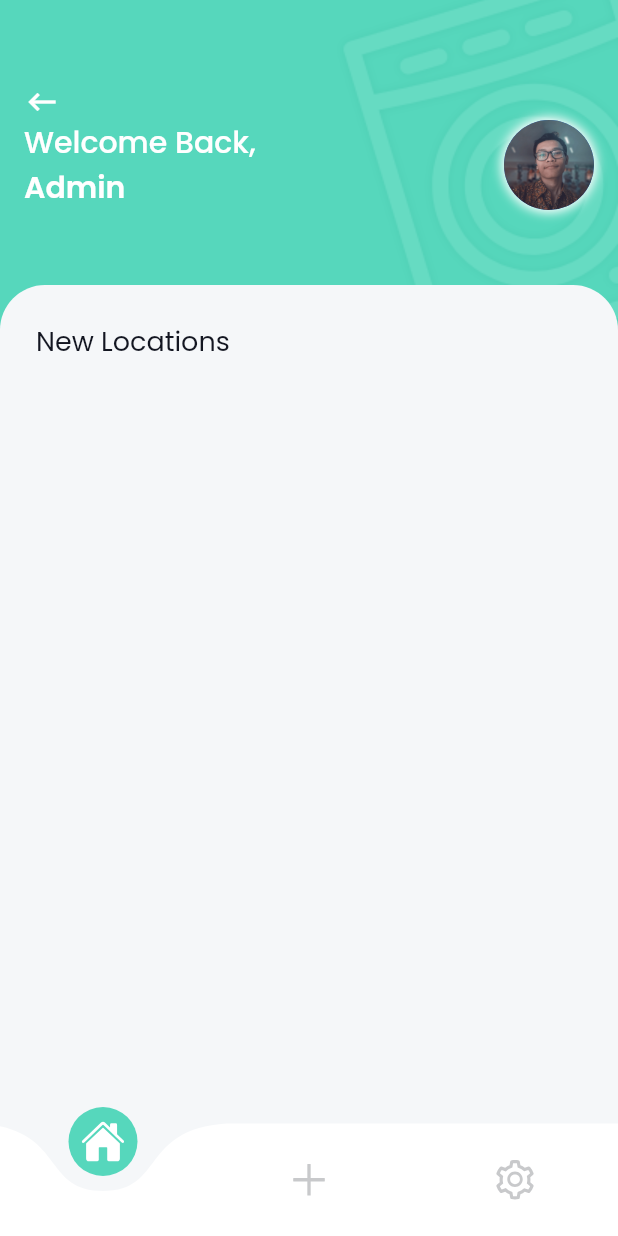
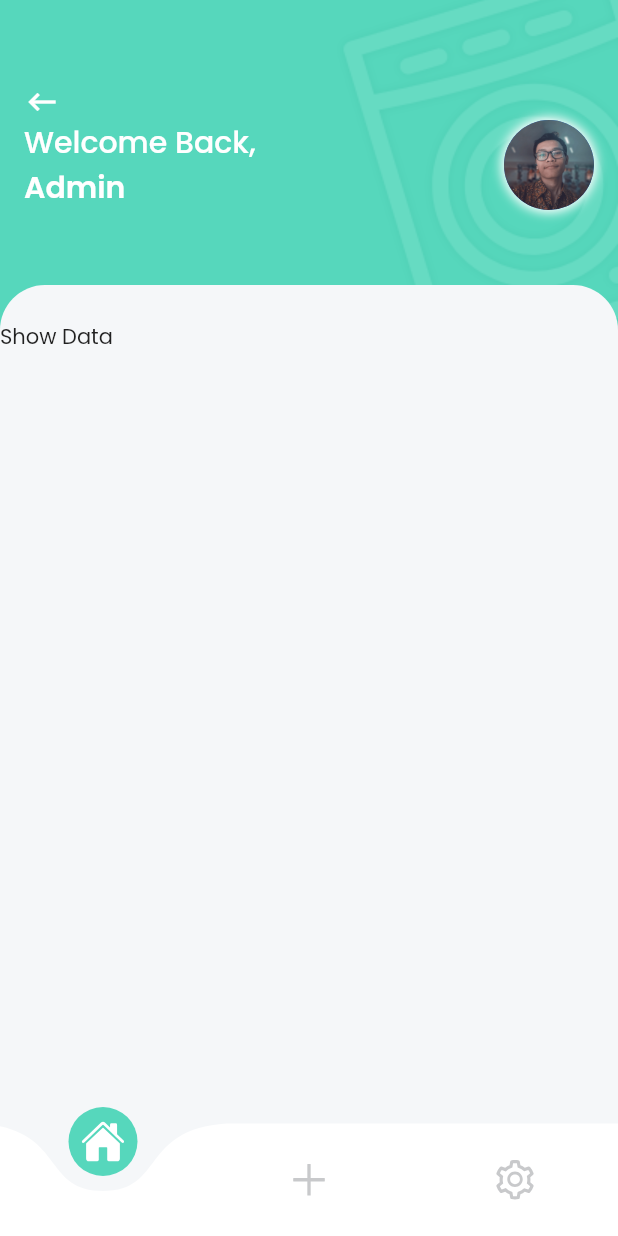
Before and after one commit to Skyleaft/uts_akb, a Flutter app: the Home screen opened by its route, on a phone screen of 412 x 824 dp. Run offline on Flutter 3.47's test engine with Material 2 defaults, Android fonts, the phone set to English and light mode, and no system bars; drawn by our look-alikes of curved_navigation_bar; our stand-ins replace flutter_icons, flutter_screenutil, fluttertoast, google_fonts, rounded_loading_button, simple_animations and 1 more; missing offline and left inert: sa_v1_migration.

Commit message:
init crud

```diff
--- /dev/null
+++ b/lib/pages/adddata.dart
@@ -0,0 +1,12 @@
+import 'package:flutter/material.dart';
+
+class AddData extends StatelessWidget {
+  const AddData({Key key}) : super(key: key);
+
+  @override
+  Widget build(BuildContext context) {
+    return Container(
+      child: Text("Halo"),
+    );
+  }
+}
--- a/lib/pages/home.dart
+++ b/lib/pages/home.dart
@@ -2,7 +2,9 @@ import 'package:curved_navigation_bar/curved_navigation_bar.dart';
 import 'package:flutter/material.dart';
 import 'package:flutter_icons/flutter_icons.dart';
 import 'package:flutter_screenutil/flutter_screenutil.dart';
+import 'package:uts_akb/pages/showdata.dart';
 import 'package:uts_akb/utils/constants.dart';
+import 'package:uts_akb/pages/adddata.dart';
 
 class Home extends StatefulWidget {
   @override
@@ -149,31 +151,7 @@ class _HomeState extends State<Home> {
                     padding: EdgeInsets.symmetric(
                       vertical: 24.0,
                     ),
-                    child: Column(
-                      mainAxisSize: MainAxisSize.min,
-                      crossAxisAlignment: CrossAxisAlignment.start,
-                      children: [
-                        Padding(
-                          padding: EdgeInsets.symmetric(
-                            horizontal: 24.0,
-                          ),
-                          child: Text(
-                            "New Locations",
-                            style: TextStyle(
-                              color: Color.fromRGBO(19, 22, 33, 1),
-                              fontSize: 18.0,
-                            ),
-                          ),
-                        ),
-                        SizedBox(height: 7.0),
-                        Container(
-                          height: ScreenUtil().setHeight(100.0),
-                          child: Center(
-                              // lets make a widget for the cards
-                              ),
-                        ),
-                      ],
-                    ),
+                    child: ShowData(),
                   )
                 ],
               ),
--- /dev/null
+++ b/lib/pages/showdata.dart
@@ -0,0 +1,12 @@
+import 'package:flutter/material.dart';
+
+class ShowData extends StatelessWidget {
+  const ShowData({Key key}) : super(key: key);
+
+  @override
+  Widget build(BuildContext context) {
+    return Container(
+      child: Text("Show Data"),
+    );
+  }
+}
```
